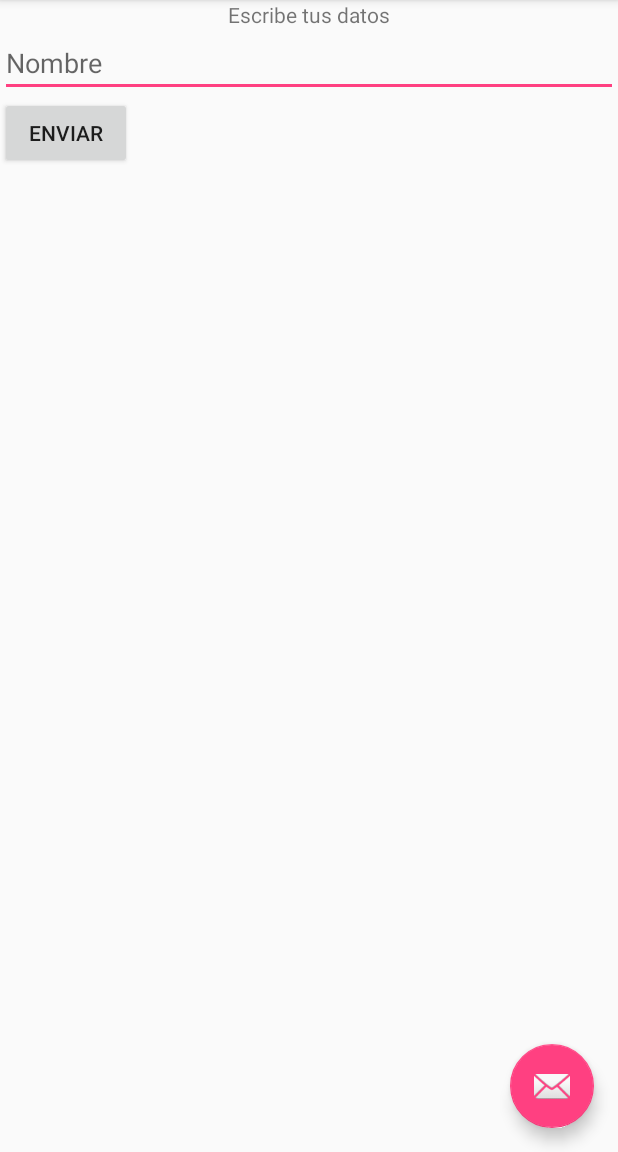
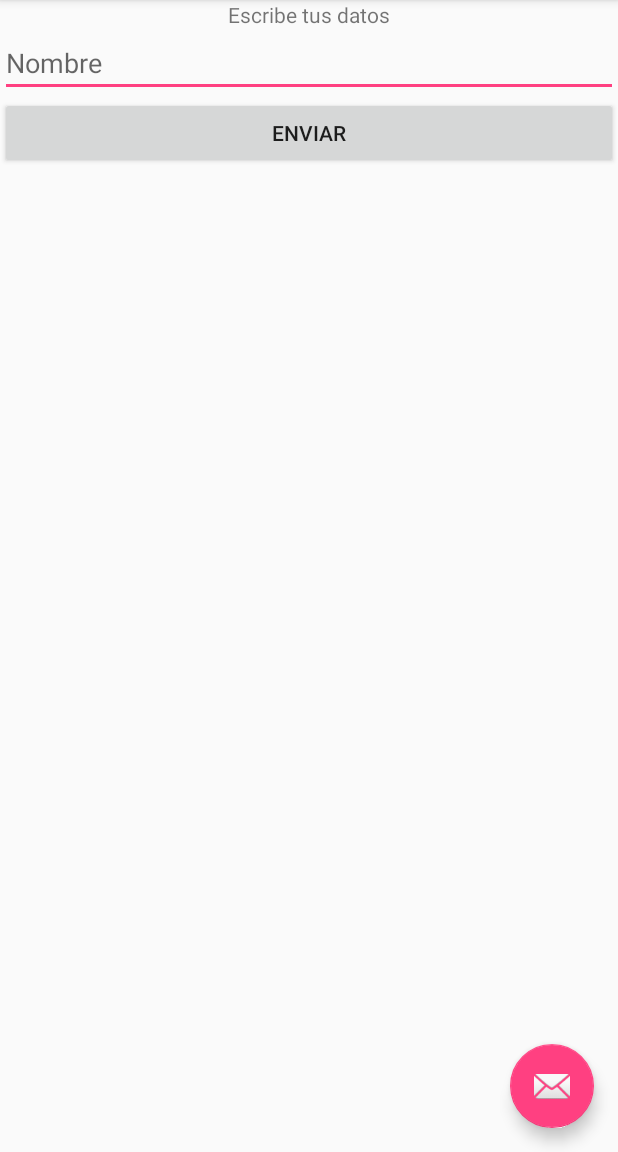
Before and after one commit to axeliodiaz/platzidroid, an Android app: the screen it shows after launch (MainActivity), on a phone screen of 412 x 824 dp, the part 84-1236 px from its top. Run offline under Robolectric (Android 15) with nearby library versions, the phone set to English and light mode, and no system bars.

```diff
--- a/app/src/main/java/com/axelio/holamundo/MainActivity.java
+++ b/app/src/main/java/com/axelio/holamundo/MainActivity.java
@@ -9,6 +9,7 @@ import android.view.View;
 import android.view.Menu;
 import android.view.MenuItem;
 import android.widget.EditText;
+import android.widget.Toast;
 
 import com.axelio.holamundo.model.Alumno;
 
@@ -38,9 +39,13 @@ public class MainActivity extends AppCompatActivity {
                         .setAction("Action", null).show();
             }
         });
+    }
 
+    public void enviarDatos(View view){
         EditText edtNombre = (EditText) findViewById(R.id.nombre);
         String nombre = edtNombre.getText().toString();
+
+        Toast.makeText(getBaseContext(), "Felicidades tu nombre es: " + nombre, Toast.LENGTH_LONG).show();
 
     }
 
--- a/app/src/main/res/layout/content_main.xml
+++ b/app/src/main/res/layout/content_main.xml
@@ -24,8 +24,9 @@
 
     <Button
         android:id="@+id/enviar"
-        android:layout_width="wrap_content"
+        android:layout_width="match_parent"
         android:layout_height="wrap_content"
+        android:onClick="enviarDatos"
         android:text="Enviar" />
 
 </LinearLayout>
```
